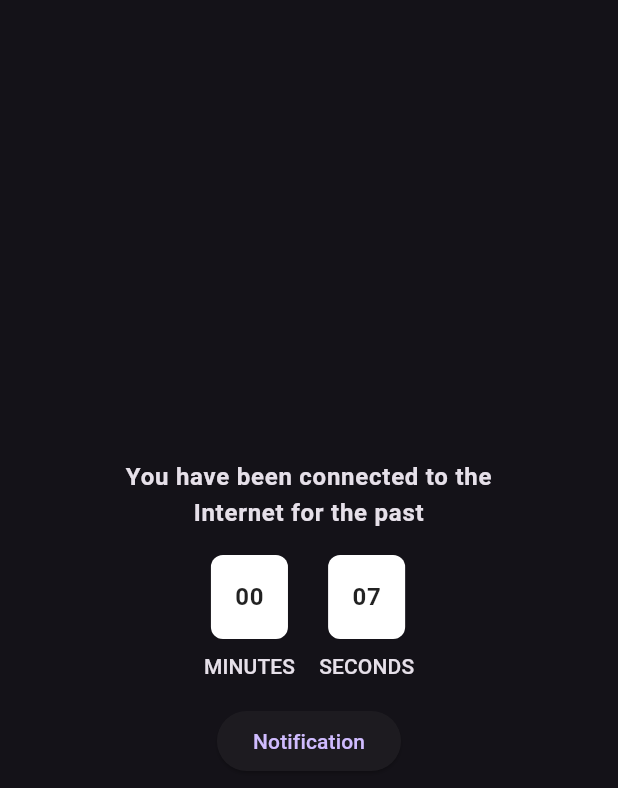
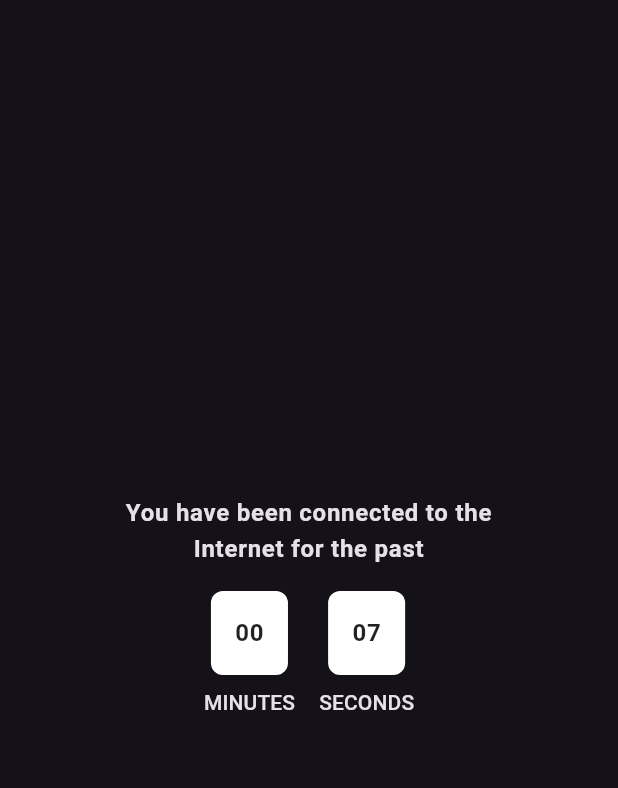
Before and after one commit to 7ANV1R/connected, a Flutter app: the screen it shows after launch, on a phone screen of 412 x 824 dp. Shown: the top 788 px of the screen. Run offline on Flutter 3.47's test engine with Material 2 defaults, Android fonts, the phone set to English and light mode, and no system bars; our stand-ins replace connectivity_plus, equatable, flutter_bloc, flutter_local_notifications.

Commit message:
updated notification body

```diff
--- a/lib/presentation/screens/homepage.dart
+++ b/lib/presentation/screens/homepage.dart
@@ -39,10 +39,10 @@ class _HomePageState extends State<HomePage> {
         ),
         BlocListener<HomeCubit, HomeState>(
           listener: (context, state) {
-            if (state.duration.inSeconds == 5) {
+            if (state.duration.inSeconds == 60) {
               localNotificationService.sendNotification(
-                title: 'WARNING',
-                body: 'This is 5 sec warning',
+                title: 'Touch Grass',
+                body: 'You have been connected to the Internet for the past 1 minute',
               );
             }
           },
@@ -83,15 +83,15 @@ class _HomePageState extends State<HomePage> {
                   );
                 },
               ),
-              ElevatedButton(
-                onPressed: () {
-                  localNotificationService.sendNotification(
-                    title: 'Title 1',
-                    body: 'This is body',
-                  );
-                },
-                child: const Text('Notification'),
-              )
+              // ElevatedButton(
+              //   onPressed: () {
+              //     localNotificationService.sendNotification(
+              //       title: 'Title 1',
+              //       body: 'This is body',
+              //     );
+              //   },
+              //   child: const Text('Notification'),
+              // ),
             ],
           ),
         ),
```
